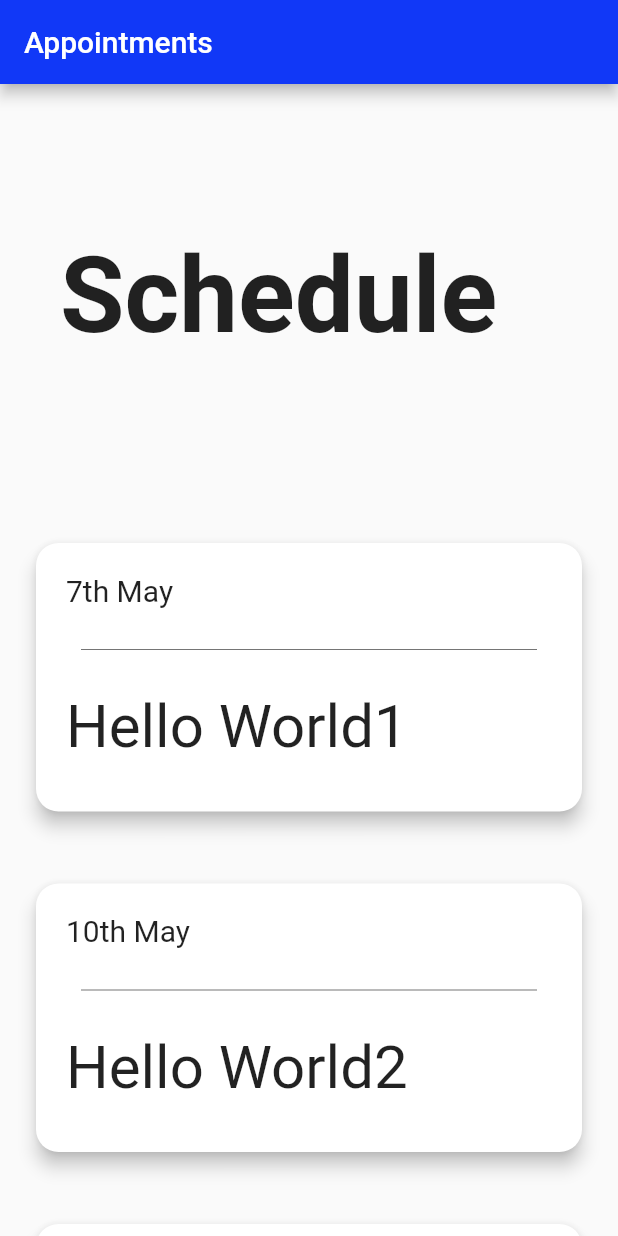
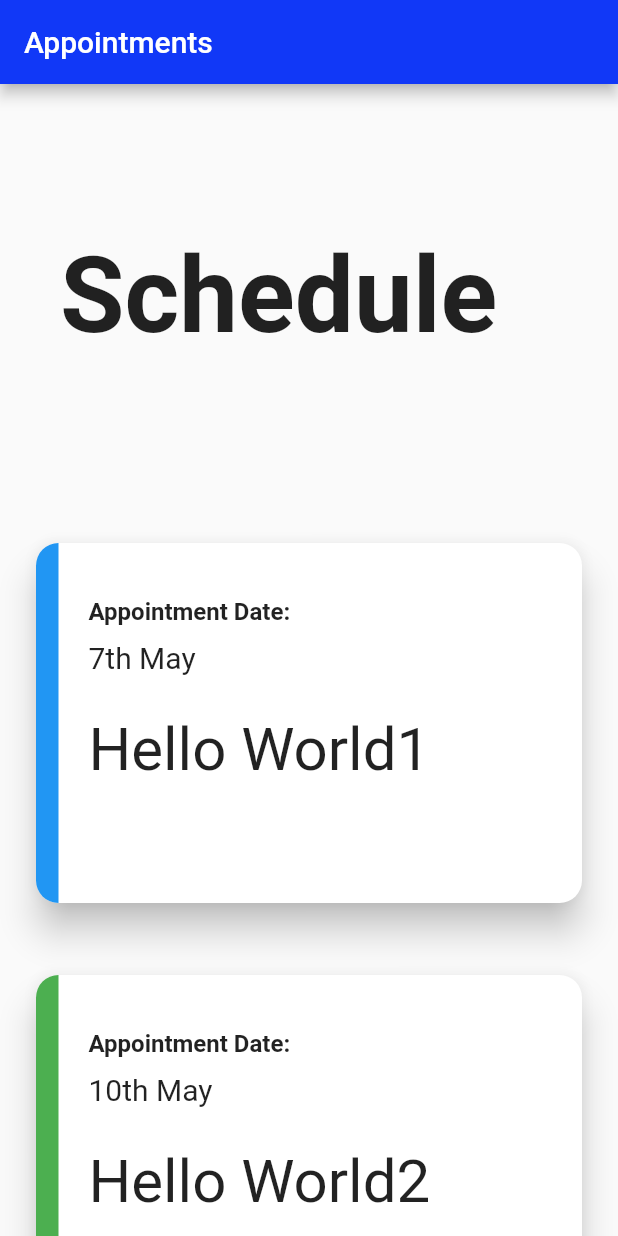
Before and after one commit to kodeinnovate/kode_rx, a Flutter app: the screen it shows after launch, on a phone screen of 412 x 824 dp. Run offline on Flutter 3.47's test engine with Material 2 defaults, Android fonts, the phone set to English and light mode, and no system bars.

Commit message:
new file:   lib/common_class.dart modified:   lib/patient_appointments.dart modified:   lib/square.dart

```diff
--- /dev/null
+++ b/lib/common_class.dart
@@ -0,0 +1 @@
+  enum Status {pending, ongoing, completed}
--- a/lib/patient_appointments.dart
+++ b/lib/patient_appointments.dart
@@ -1,14 +1,17 @@
 import 'package:flutter/material.dart';
+import 'package:kode_rx/common_class.dart';
 import 'package:kode_rx/square.dart';
 import 'app_colors.dart';
+
 
 class AppointmentList {
   String? date;
   String? name;
-  String? status;
+  Status? status;
 
   AppointmentList({this.date, this.name, this.status}); // Constructor
 }
+
 
 
 class PatientAppointmentsScreen extends StatelessWidget {
@@ -24,23 +27,15 @@ class PatientAppointmentsScreen extends StatelessWidget {
 //   ];
 
   List<AppointmentList> lists = [
-    AppointmentList(name: 'Hello World1', date: '7th May', status: 'pending'),
-    AppointmentList(name: 'Hello World2', date: '10th May', status: 'On Going'),
-    AppointmentList(name: 'Hello World3', date: '11th May', status: 'cancelled'),
-    AppointmentList(name: 'Hello World4', date: '12th May', status: 'cancelled'),
-    AppointmentList(name: 'Hello World5', date: '11th May', status: 'cancelled'),
-    AppointmentList(name: 'Hello World3', date: '11th May', status: 'cancelled'),
-    AppointmentList(name: 'Hello World3', date: '11th May', status: 'cancelled'),
-    AppointmentList(name: 'Hello World3', date: '11th May', status: 'cancelled'),
-    AppointmentList(name: 'Hello World3', date: '11th May', status: 'cancelled'),
-    AppointmentList(name: 'Hello World3', date: '11th May', status: 'cancelled'),
-    AppointmentList(name: 'Hello World3', date: '11th May', status: 'cancelled'),
-    AppointmentList(name: 'Hello World3', date: '11th May', status: 'cancelled'),
-    AppointmentList(name: 'Hello World3', date: '11th May', status: 'cancelled'),
-    AppointmentList(name: 'Hello World3', date: '11th May', status: 'cancelled'),
+    AppointmentList(name: 'Hello World1', date: '7th May', status: Status.ongoing),
+    AppointmentList(name: 'Hello World2', date: '10th May', status: Status.completed),
+    AppointmentList(name: 'Hello World3', date: '11th May', status: Status.ongoing),
+    AppointmentList(name: 'Hello World4', date: '12th May', status: Status.pending),
+    AppointmentList(name: 'Hello World5', date: '11th May', status: Status.pending),
+    AppointmentList(name: 'Hello World3', date: '11th May', status: Status.completed),
+    AppointmentList(name: 'Hello World3', date: '11th May', status: Status.ongoing),
+
   ];
-
-
 
   @override
   Widget build(BuildContext context) {
@@ -71,7 +66,7 @@ class PatientAppointmentsScreen extends StatelessWidget {
               child: ListView.builder(
                 itemCount: lists.length,
                 itemBuilder: (context, index) {
-                  return MySquare(child: lists[index].name, date: lists[index].date);
+                  return MySquare(child: lists[index].name, date: lists[index].date, status: lists[index].status);
 
                 },
               ),
@@ -81,4 +76,6 @@ class PatientAppointmentsScreen extends StatelessWidget {
       ),
     );
   }
+
+
 }
--- a/lib/square.dart
+++ b/lib/square.dart
@@ -1,40 +1,77 @@
 import 'package:flutter/material.dart';
+import 'package:kode_rx/common_class.dart';
 
 class MySquare extends StatelessWidget {
-  final  child;
-  final  date;
-
-  MySquare({required this.child, required this.date});
+  final child;
+  final date;
+  final status;
+  MySquare({required this.child, required this.date, required this.status});
 
   @override
   Widget build(BuildContext context) {
+    Color statusColor = getStatusColor(status);
     return Padding(
       padding: const EdgeInsets.all(20.0),
       child: Card(
         shape: RoundedRectangleBorder(
           borderRadius: BorderRadius.circular(15.0),
         ),
-        elevation: 5,
-        child: Column(
-          crossAxisAlignment: CrossAxisAlignment.start, // Align children to the left
+        elevation: 10,
+        child: Row(
           children: [
+             Builder(
+                builder: (BuildContext context) {
+                  return Container(
+                    decoration: BoxDecoration(
+                      borderRadius: const BorderRadius.only(
+                        topLeft: Radius.circular(20),
+                        bottomLeft: Radius.circular(20),
+                      ),
+                      color: statusColor,
+                    ),
+                    width: 15,
+                    height: 240,
+                  );
+                },
+              ),
+
             Padding(
               padding: const EdgeInsets.all(20.0),
+              child: Column(
+                crossAxisAlignment: CrossAxisAlignment.start,
+                children: [
+                  Column(
+                    crossAxisAlignment: CrossAxisAlignment.start,
+                    children: [
+                      const Text(
+                        'Appointment Date:',
+                        style: TextStyle(
+                            fontSize: 16, fontWeight: FontWeight.bold),
+                      ),
+                      Padding(
+                        padding: EdgeInsets.fromLTRB(0, 10, 0, 0),
                         child: Text(
                           date,
                           style: TextStyle(fontSize: 20),
                         ),
                       ),
-            Padding(padding: EdgeInsets.fromLTRB(30, 0, 30, 0), child: Divider(color: Colors.black54)), // Horizontal line,),
-
+                    ],
+                  ),
+                const  Padding(
+                    padding: EdgeInsets.fromLTRB(30, 0, 30, 0),
+                    child: Divider(color: Colors.black54),
+                  ),
                   Container(
                     height: 100,
                     child: Padding(
-                padding: const EdgeInsets.all(20.0),
+                      padding: const EdgeInsets.fromLTRB(0, 10, 0, 0),
                       child: Text(
                         child,
-                  style: const TextStyle(fontSize: 40),
+                        style: TextStyle(fontSize: 40),
                       ),
+                    ),
+                  ),
+                ],
               ),
             ),
           ],
@@ -42,4 +79,15 @@ class MySquare extends StatelessWidget {
       ),
     );
   }
+
+  getStatusColor(Status status) {
+    if (status == Status.pending)
+      return Colors.orange;
+    else if (status == Status.ongoing)
+      return Colors.blue;
+    else if (status == Status.completed)
+      return Colors.green;
+    else
+      return Colors.red;
   }
+}
```
Lines whose indentation alone changed are shown as unchanged.
